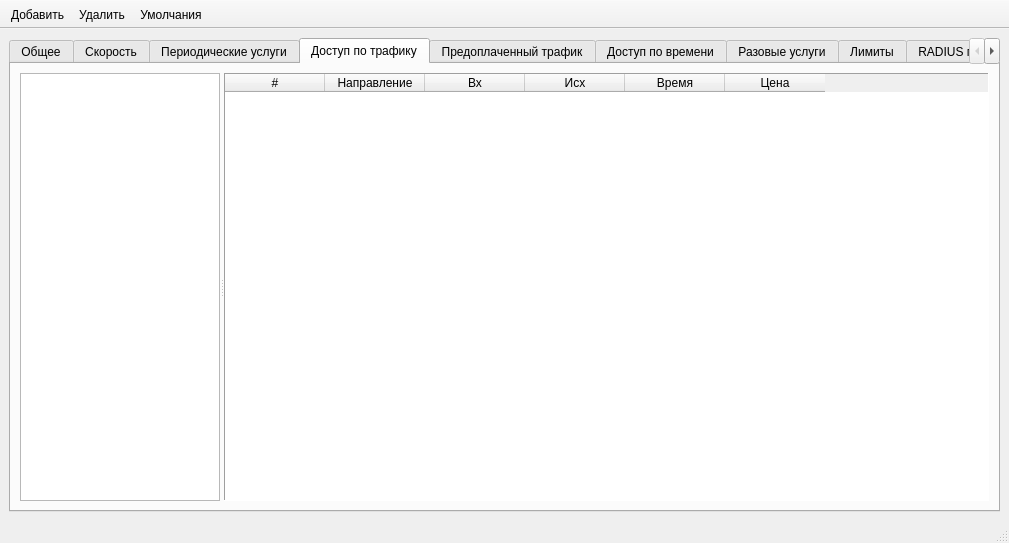
The window that mdi/forms/tp_concept.ui (brat002/ExpertBilling) describes before a commit, drawn with Qt 5.
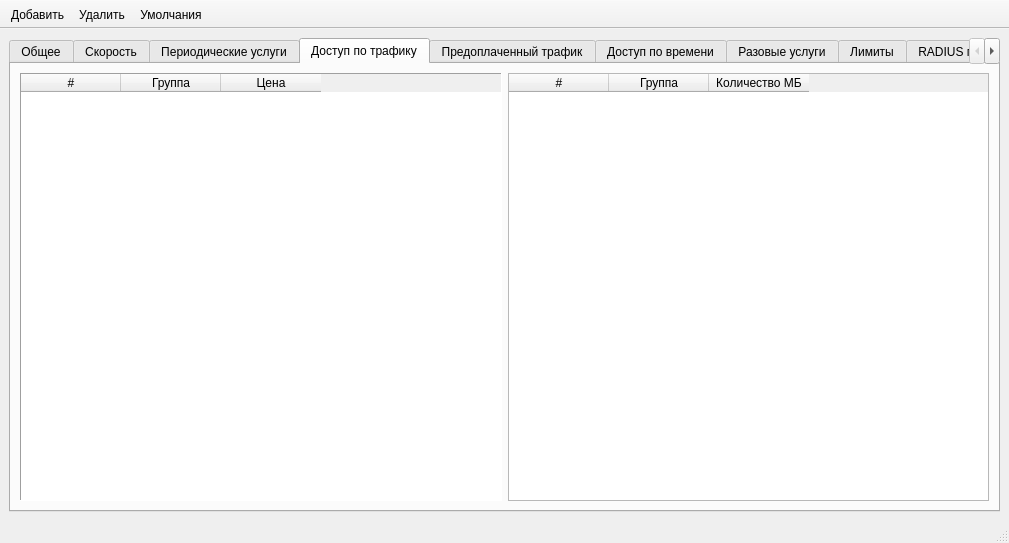
The same window after the commit. The open tabs and pages were chosen to show the change. Icons and pictures are not drawn.

```diff
--- a/mdi/forms/tp_concept.ui
+++ b/mdi/forms/tp_concept.ui
@@ -475,16 +475,8 @@
           <property name="orientation" >
            <enum>Qt::Horizontal</enum>
           </property>
-          <widget class="QListWidget" name="listWidget" >
-           <property name="maximumSize" >
-            <size>
-             <width>200</width>
-             <height>16777215</height>
-            </size>
-           </property>
-          </widget>
-          <widget class="QTableWidget" name="traficcost_tableWidget" >
-           <property name="frameShape" >
+          <widget class="QTableWidget" name="traficcost_tableWidget">
+           <property name="frameShape">
             <enum>QFrame::Panel</enum>
            </property>
            <property name="selectionMode" >
@@ -508,33 +500,37 @@
             </property>
            </column>
            <column>
-            <property name="text" >
-             <string>Направление</string>
+            <property name="text">
+             <string>Группа</string>
             </property>
            </column>
            <column>
-            <property name="text" >
-             <string>Вх</string>
-            </property>
-           </column>
-           <column>
-            <property name="text" >
-             <string>Исх</string>
-            </property>
-           </column>
-           <column>
-            <property name="text" >
-             <string>Время</string>
-            </property>
-           </column>
-           <column>
-            <property name="text" >
+            <property name="text">
              <string>Цена</string>
             </property>
            </column>
           </widget>
          </widget>
         </item>
+        <item row="0" column="1">
+         <widget class="QTableWidget" name="tableWidget_2">
+          <column>
+           <property name="text">
+            <string>#</string>
+           </property>
+          </column>
+          <column>
+           <property name="text">
+            <string>Группа</string>
+           </property>
+          </column>
+          <column>
+           <property name="text">
+            <string>Количество МБ</string>
+           </property>
+          </column>
+         </widget>
+        </item>
        </layout>
       </widget>
       <widget class="QWidget" name="tab_2" >
```
Left out of the diff: 729 changed lines with no effect on the pictures.
